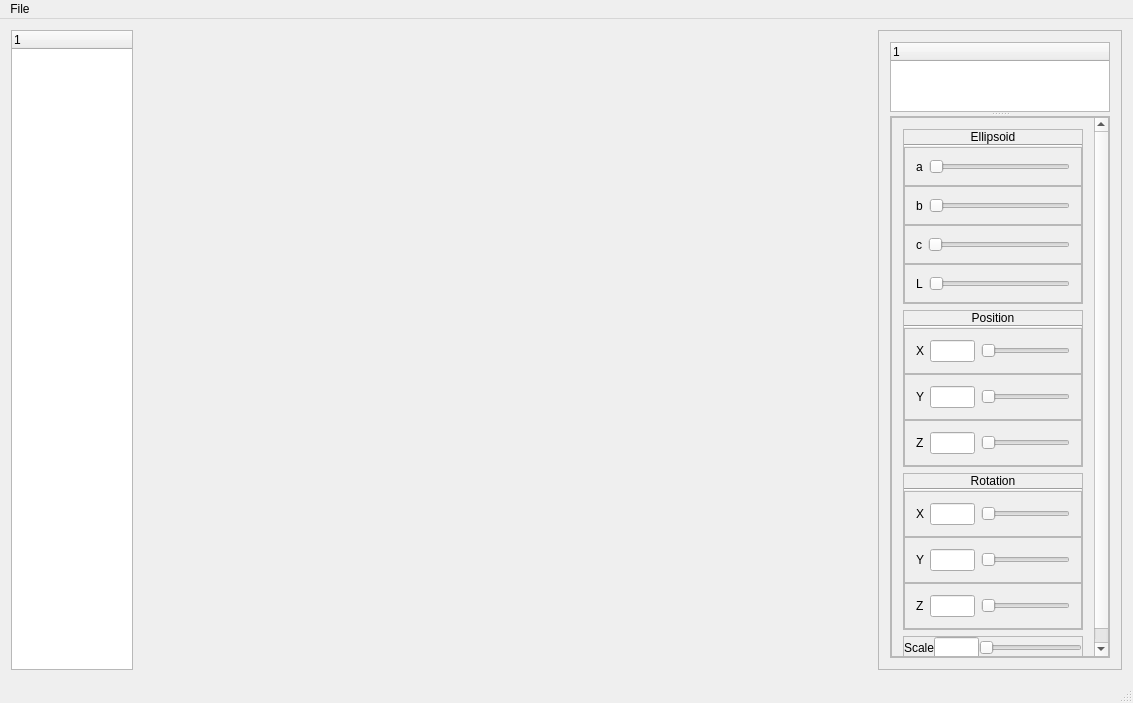
Above: apps/editor_qt/editor/mainwindow.ui from Jakub-Ciecierski/InfinityCAD before the change. Below: the same form after it.
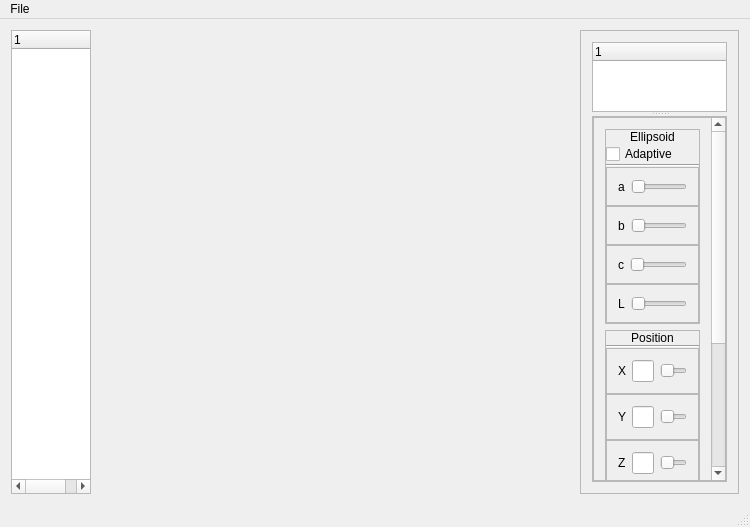
That is the form after the change. Custom widgets are drawn as their Qt base class.

Commit message: Adaptive Ray Casting considered to be done

Diff of the .ui file:
```diff
--- a/apps/editor_qt/editor/mainwindow.ui
+++ b/apps/editor_qt/editor/mainwindow.ui
@@ -6,8 +6,8 @@
    <rect>
     <x>0</x>
     <y>0</y>
-    <width>1133</width>
-    <height>703</height>
+    <width>750</width>
+    <height>527</height>
    </rect>
   </property>
   <property name="windowTitle">
@@ -112,8 +112,8 @@
                <rect>
                 <x>0</x>
                 <y>0</y>
-                <width>205</width>
-                <height>623</height>
+                <width>122</width>
+                <height>645</height>
                </rect>
               </property>
               <layout class="QVBoxLayout" name="verticalLayout_5">
@@ -151,6 +151,13 @@
                     </property>
                    </widget>
                   </item>
+                  <item>
+                   <widget class="QCheckBox" name="checkBox">
+                    <property name="text">
+                     <string>Adaptive</string>
+                    </property>
+                   </widget>
+                  </item>
                   <item>
                    <widget class="Line" name="line_3">
                     <property name="orientation">
@@ -769,7 +776,7 @@
     <rect>
      <x>0</x>
      <y>0</y>
-     <width>1133</width>
+     <width>750</width>
      <height>25</height>
     </rect>
    </property>
```
Left out of the diff: 33 changed lines with no effect on the pictures. The commit also changes 6 other files.
